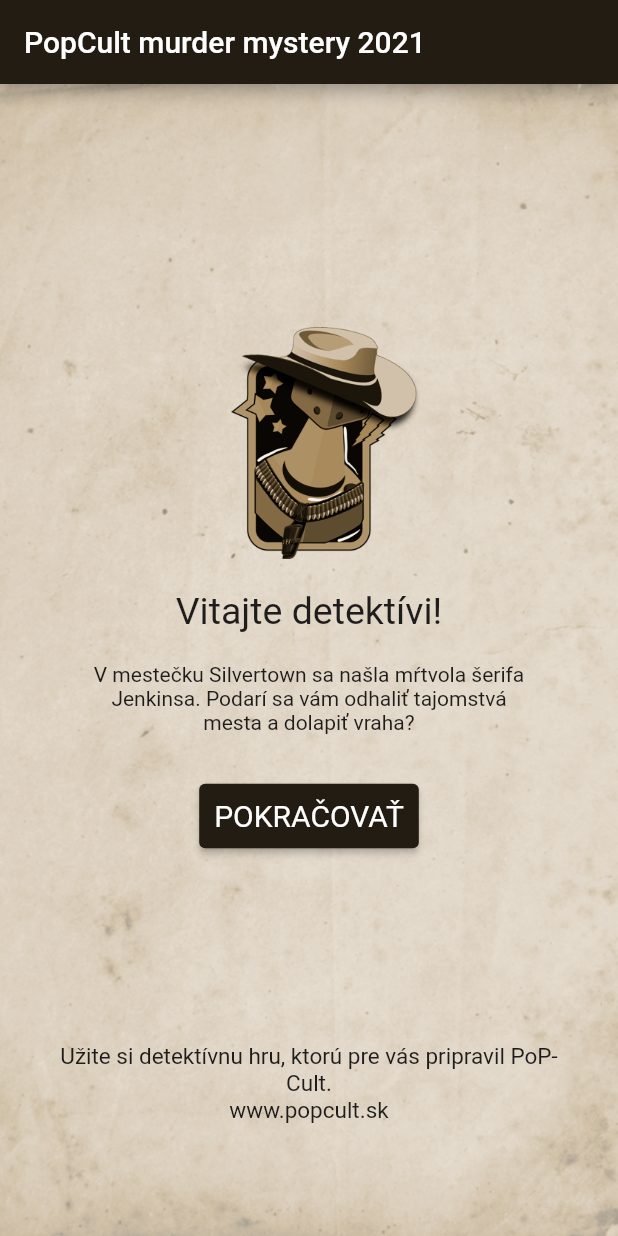
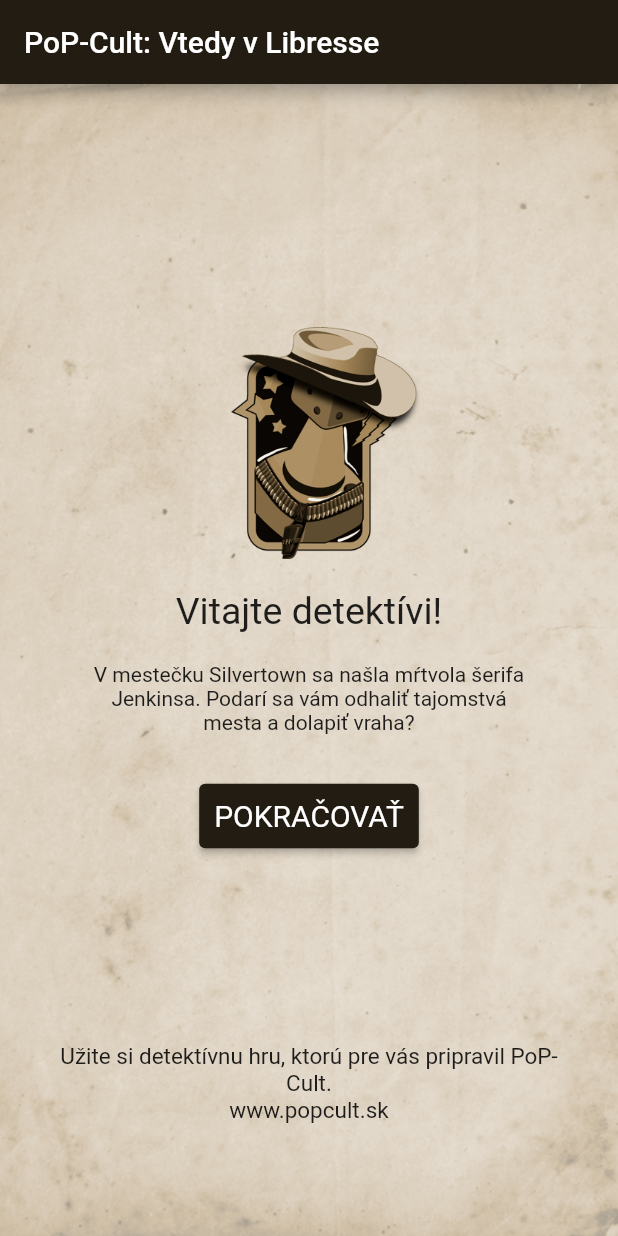
Before and after one commit to Yoda066/murdermystery2021, a Flutter app: the screen it shows after launch, on a phone screen of 412 x 824 dp. Run offline on Flutter 3.47's test engine with Material 2 defaults, Android fonts, the phone set to English and light mode, and no system bars; our stand-ins replace firebase_auth, firebase_core, firebase_database, google_fonts, shared_preferences; accounts and stored records are empty; network calls fail; statements that could not run were skipped.

Commit message:
small ui changes

```diff
--- a/lib/login/login_screen.dart
+++ b/lib/login/login_screen.dart
@@ -124,7 +124,11 @@ class _LoginState extends State<LoginScreen> {
           child: SizedBox(),
           flex: 3,
         ),
-        Text('ZADAJTE NÁZOV VÁŠHO TÍMU', style: TextStyle(fontSize: 25)),
+        Text(
+          'ZADAJTE NÁZOV VÁŠHO TÍMU',
+          style: TextStyle(fontSize: 25),
+          textAlign: TextAlign.center,
+        ),
         const SizedBox(height: 10),
         Text(
           'Vyberte si, ako sa bude volať Váš tím. Názov musí byť v rozmedzí 3 - 16 znakov.',
--- a/lib/main.dart
+++ b/lib/main.dart
@@ -50,7 +50,7 @@ class MyApp extends StatelessWidget {
   @override
   Widget build(BuildContext context) {
     return MaterialApp(
-      title: 'Murder Mystery 2021',
+      title: 'PoP-Cult: Vtedy v Libresse',
       theme: ThemeData(
         primarySwatch: kPrimaryColor,
         visualDensity: VisualDensity.adaptivePlatformDensity,
@@ -61,7 +61,7 @@ class MyApp extends StatelessWidget {
                 textStyle:
                     GoogleFonts.roboto(color: Colors.white, fontSize: 20))),
       ),
-      home: MyHomePage(title: 'PopCult murder mystery 2021'),
+      home: MyHomePage(title: 'PoP-Cult: Vtedy v Libresse'),
     );
   }
 }
--- a/pubspec.yaml
+++ b/pubspec.yaml
@@ -15,7 +15,7 @@ publish_to: 'none' # Remove this line if you wish to publish to pub.dev
 # In iOS, build-name is used as CFBundleShortVersionString while build-number used as CFBundleVersion.
 # Read more about iOS versioning at
 # https://developer.apple.com/library/archive/documentation/General/Reference/InfoPlistKeyReference/Articles/CoreFoundationKeys.html
-version: 1.0.5+8
+version: 1.0.6+9
 
 environment:
   sdk: ">=2.7.0 <3.0.0"
```
Also changed, not shown: 1 other file.
